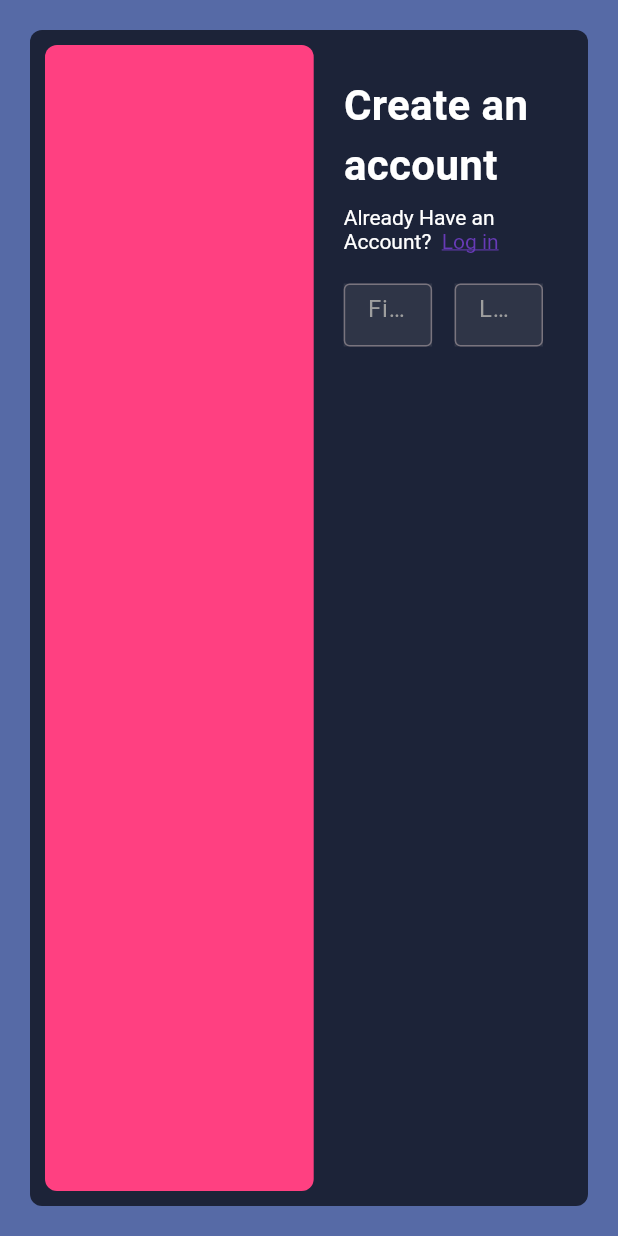
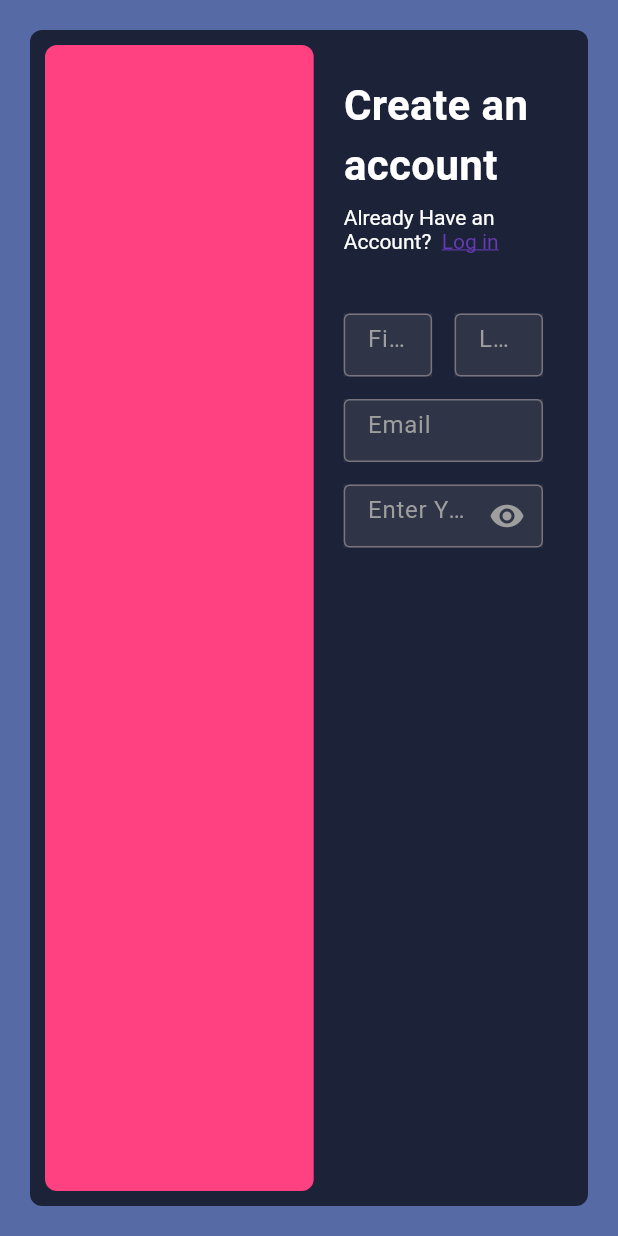
Before and after one commit to Darrylwin/auth_loginpage, a Flutter app: the screen it shows after launch, on a phone screen of 412 x 824 dp. Run offline on Flutter 3.47's test engine with Material 3 defaults, Android fonts, the phone set to English and light mode, and no system bars.

Commit message:
email and password tetfields

```diff
--- a/lib/pages/login_page.dart
+++ b/lib/pages/login_page.dart
@@ -65,7 +65,7 @@ class LoginPage extends StatelessWidget {
                             ],
                           ),
                         ),
-                        SizedBox(height: 20),
+                        SizedBox(height: 40),
                         // name textfilds
                         Row(
                           // mainAxisAlignment: MainAxisAlignment.spaceBetween,
@@ -74,6 +74,52 @@ class LoginPage extends StatelessWidget {
                             SizedBox(width: 15),
                             NameTextfield(hintText: "Last Name"),
                           ],
+                        ),
+
+                        SizedBox(height: 15),
+
+                        //email textfield
+                        Container(
+                          color: Colors.grey.withOpacity(.15),
+                          height: 42,
+                          child: TextField(
+                            style: const TextStyle(
+                              color: Colors.white,
+                            ),
+                            decoration: InputDecoration(
+                              hintText: "Email",
+                              hintStyle: const TextStyle(
+                                color: Colors.grey,
+                              ),
+                              border: const OutlineInputBorder(),
+                              fillColor: const Color.fromARGB(255, 81, 98, 150),
+                            ),
+                          ),
+                        ),
+
+                        SizedBox(height: 15),
+
+                        //password textfield
+                        Container(
+                          color: Colors.grey.withOpacity(.15),
+                          height: 42,
+                          child: TextField(
+                            style: const TextStyle(
+                              color: Colors.white,
+                            ),
+                            decoration: InputDecoration(
+                              suffixIcon: Icon(
+                                Icons.visibility,
+                                color: Colors.grey,
+                              ),
+                              hintText: "Enter Your Password",
+                              hintStyle: const TextStyle(
+                                color: Colors.grey,
+                              ),
+                              border: const OutlineInputBorder(),
+                              fillColor: const Color.fromARGB(255, 81, 98, 150),
+                            ),
+                          ),
                         ),
                       ],
                     ),
```
